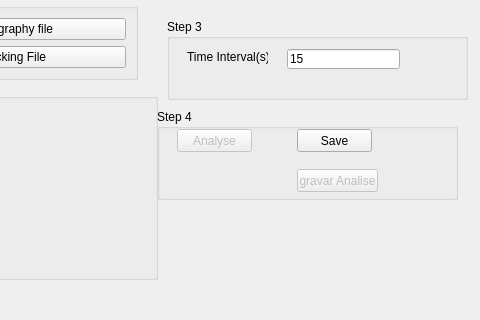
Qt form telasegementacao.ui (EthoWatcher/ethowatcher) before a commit; both pictures show x 162 to 642 and y 140 to 460 of the 642 by 666 pixel window.
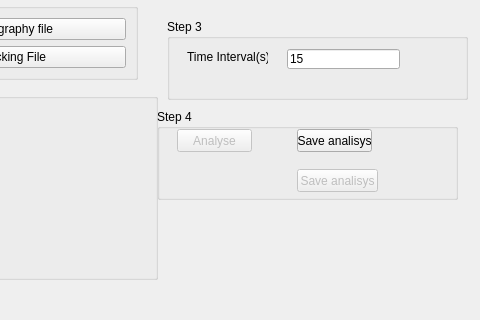
The same form after that commit. Icons and pictures are not drawn.

The edit to the form file:
```diff
--- a/telasegementacao.ui
+++ b/telasegementacao.ui
@@ -374,7 +374,7 @@
        </rect>
       </property>
       <property name="text">
-       <string>Save</string>
+       <string>Save analisys</string>
       </property>
      </widget>
      <widget class="QPushButton" name="pbTotGravar">
@@ -390,7 +390,7 @@
        </rect>
       </property>
       <property name="text">
-       <string>gravar Analise</string>
+       <string>Save analisys</string>
       </property>
      </widget>
     </widget>
```
